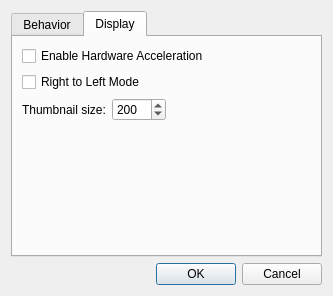
Old version of the form settings_dialog.ui in the repository nikola-kocic/KIV.
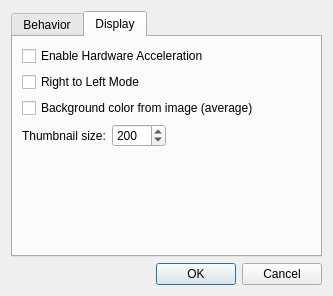
New version of the form. The open tabs and pages were chosen to show the change.

Commit message: Added "Background color from image (average)" option. Needs to be optimized.

What changed in the file:
```diff
--- a/settings_dialog.ui
+++ b/settings_dialog.ui
@@ -192,6 +192,13 @@
          </property>
         </widget>
        </item>
+       <item>
+        <widget class="QCheckBox" name="checkBox_calculate_average_color">
+         <property name="text">
+          <string>Background color from image (average)</string>
+         </property>
+        </widget>
+       </item>
        <item>
         <layout class="QHBoxLayout" name="horizontalLayout_4">
          <item>
```
The commit also changes 7 other files.
